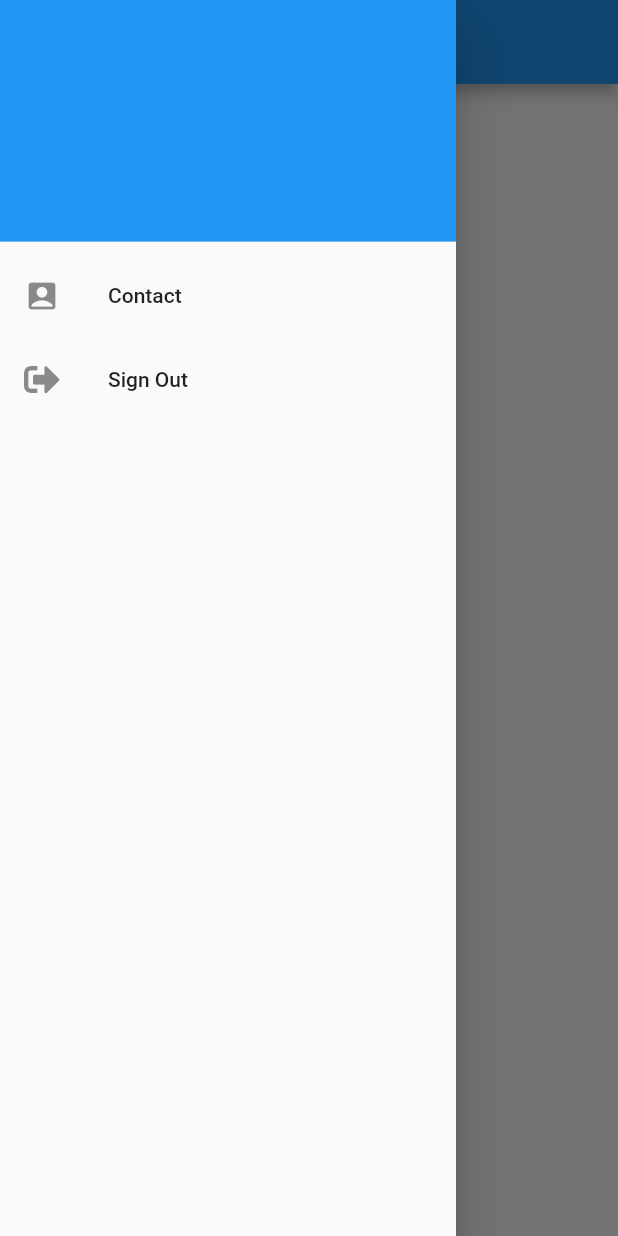
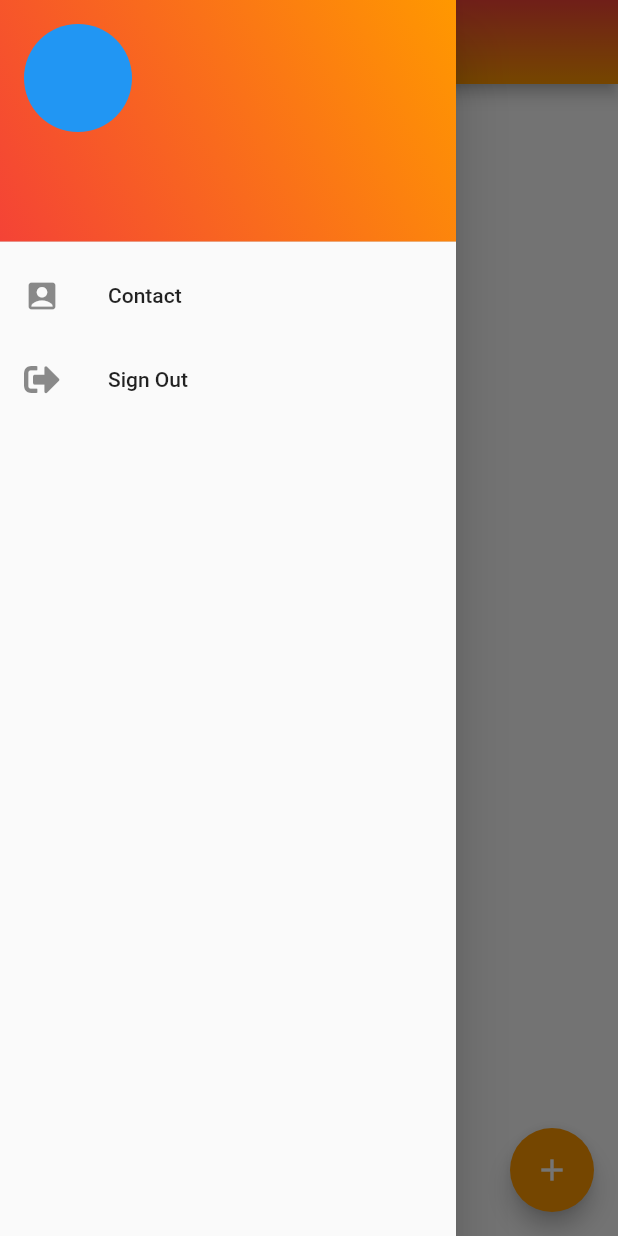
Before and after one commit to michaelwilliamalexander/skuy_messaging, a Flutter app: the Home screen opened by its route, with the side drawer open, on a phone screen of 412 x 824 dp. Run offline on Flutter 3.47's test engine with Material 2 defaults, Android fonts, the phone set to English and light mode, and no system bars; our stand-ins replace cloud_firestore, firebase_auth, firebase_storage, font_awesome_flutter, image_picker, shared_preferences and 1 more; accounts and stored records are empty.

Commit message:
Change Color

```diff
--- a/lib/Views/Contact/contact_list.dart
+++ b/lib/Views/Contact/contact_list.dart
@@ -52,7 +52,7 @@ class ContactListState extends State<ContactList>{
     //Navigator.popAndPushNamed(context, '/conversation', arguments: chatRoomId);
     Navigator.push(context, MaterialPageRoute(
       builder: (context) => ChatRoom(
-        chatRoomId
+        chatRoomId,username
       )
     ));
   }
--- a/lib/Views/Home/Home.dart
+++ b/lib/Views/Home/Home.dart
@@ -6,6 +6,7 @@ import 'package:shared_preferences/shared_preferences.dart';
 import 'package:skuy_messaging/Views/Contact/contact_screen.dart';
 import 'package:skuy_messaging/Firebase_Controller/Authentication.dart';
 import 'package:skuy_messaging/Views/Home/HomeScreen.dart';
+import 'package:skuy_messaging/helper/constants.dart';
 import 'package:skuy_messaging/helper/helperfunctions.dart';
 
 class Home extends StatefulWidget{
@@ -33,6 +34,7 @@ class HomeState extends State<Home>{
   }
 
   Future<void> getCurrentUser()async{
+    Constants.myName = await HelperFunctions.getUsername();
     user = (await Auth_Controller.authentication.currentUser());
     setState(() {
       email = user.email;
@@ -44,18 +46,35 @@ class HomeState extends State<Home>{
         builder: (context) => ContactScreen()
     ),);
   }
+
   @override
   Widget build(BuildContext context) {
     // TODO: implement build
     return Scaffold(
       appBar: AppBar(
         title: Text("Skuy"),
+        flexibleSpace: Container(
+          decoration: BoxDecoration(
+              gradient: LinearGradient(
+                  begin: Alignment.bottomCenter,
+                  end: Alignment.topCenter,
+                  colors: [Colors.orange,Colors.red])),
+        ),
       ),
       drawer: Drawer(
         child: ListView(
           children: <Widget>[
             UserAccountsDrawerHeader(
+              decoration: BoxDecoration(
+                  gradient: LinearGradient(
+                  begin: Alignment.topRight,
+                  end: Alignment.bottomLeft,
+                  colors: [Colors.orange,Colors.red])),
               accountEmail: Text(email),
+              accountName: Text(Constants.myName),
+              currentAccountPicture: CircleAvatar(
+                backgroundColor: Colors.blue,
+              ),
             ),
             ListTile(
               title: Text("Contact"),
@@ -71,6 +90,14 @@ class HomeState extends State<Home>{
         ),
       ),
       body: HomeScreen(),
+      floatingActionButton: FloatingActionButton(
+        child: Icon(Icons.add),
+        tooltip: "new Conversation",
+        backgroundColor: Colors.orange,
+        onPressed: (){
+          Navigator.push(context, MaterialPageRoute(builder: (context)=> ContactScreen()));
+        },
+      ),
     );
   }
 
--- a/lib/Views/Home/HomeScreen.dart
+++ b/lib/Views/Home/HomeScreen.dart
@@ -64,7 +64,6 @@ class HomeScreenState extends State<HomeScreen>{
       body: conversationList(),
     );
   }
-
 }
 class ConversationTile extends StatelessWidget{
   final String username;
@@ -78,7 +77,7 @@ class ConversationTile extends StatelessWidget{
     return GestureDetector(
       onTap: (){
         Navigator.push(context, MaterialPageRoute(
-          builder: (context) => ChatRoom(conversationId)
+          builder: (context) => ChatRoom(conversationId,username)
         ));
       },
       child: Container(
--- a/pubspec.yaml
+++ b/pubspec.yaml
@@ -31,6 +31,7 @@ dependencies:
   firebase_core: ^0.4.4+3
   firebase_auth: ^0.14.0+5
   firebase_storage: ^3.1.6
+  firebase_messaging: ^6.0.16
   cloud_firestore: ^0.13.6
 
 
```
Also changed, not shown: lib/Views/ChatRoom/MessageTIle.dart (+5 -8 lines), lib/Views/ChatRoom/chatScreen.dart (+10 -5 lines), lib/Views/Contact/addContact.dart (+7 -0 lines), lib/Views/Contact/contact_screen.dart (+8 -0 lines), lib/Views/Profile/Profile_Screen.dart (added), pubspec.lock.
